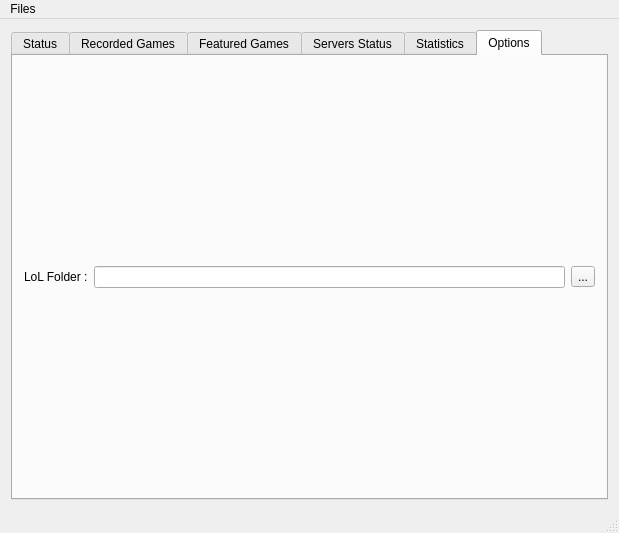
Qt form mainwindow.ui (Aztorius/legendsreplay) before a commit.
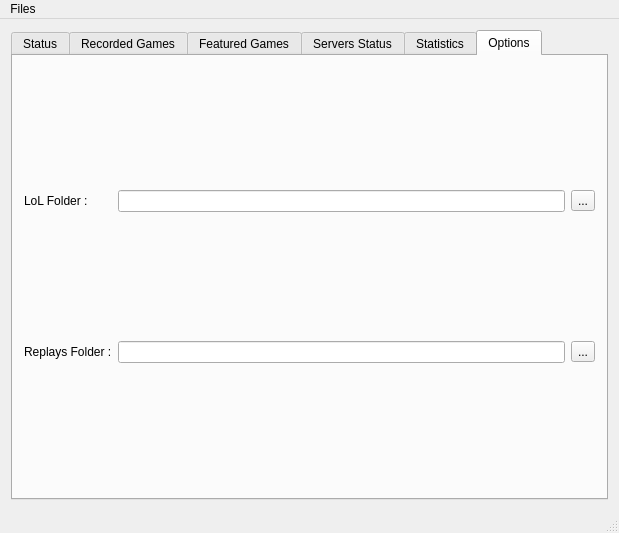
The same form after that commit. The open tabs and pages were chosen to show the change.

Commit message: Improve recording on featured games

```diff
--- a/mainwindow.ui
+++ b/mainwindow.ui
@@ -424,6 +424,23 @@
           </property>
          </widget>
         </item>
+        <item row="1" column="0">
+         <widget class="QLabel" name="label_2">
+          <property name="text">
+           <string>Replays Folder :</string>
+          </property>
+         </widget>
+        </item>
+        <item row="1" column="1">
+         <widget class="QLineEdit" name="lineEdit_replaysFolder"/>
+        </item>
+        <item row="1" column="2">
+         <widget class="QToolButton" name="toolButton_2">
+          <property name="text">
+           <string>...</string>
+          </property>
+         </widget>
+        </item>
        </layout>
       </widget>
      </widget>
```
The commit also changes 2 other files.
